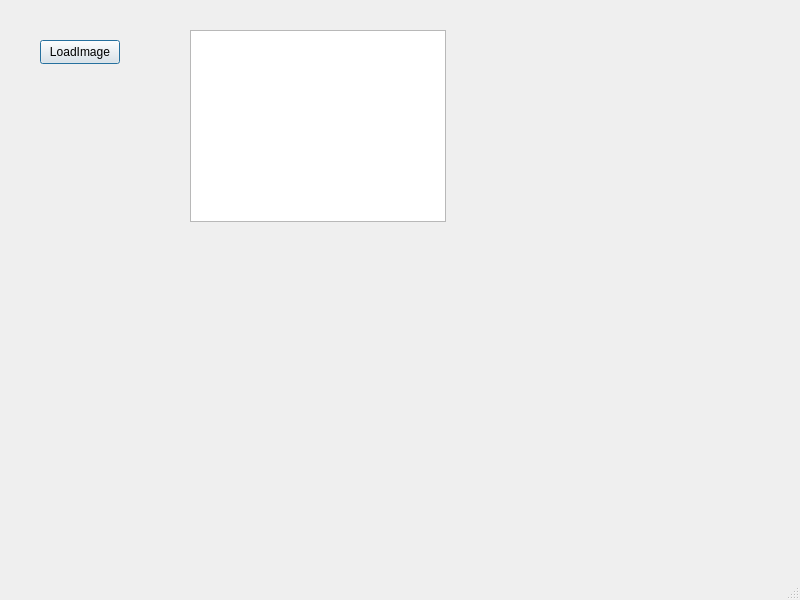
Before: the Qt Designer form ImageProcessor/mainwindow.ui in RiccardoZappa/ImageProcessor, drawn with Qt 5.
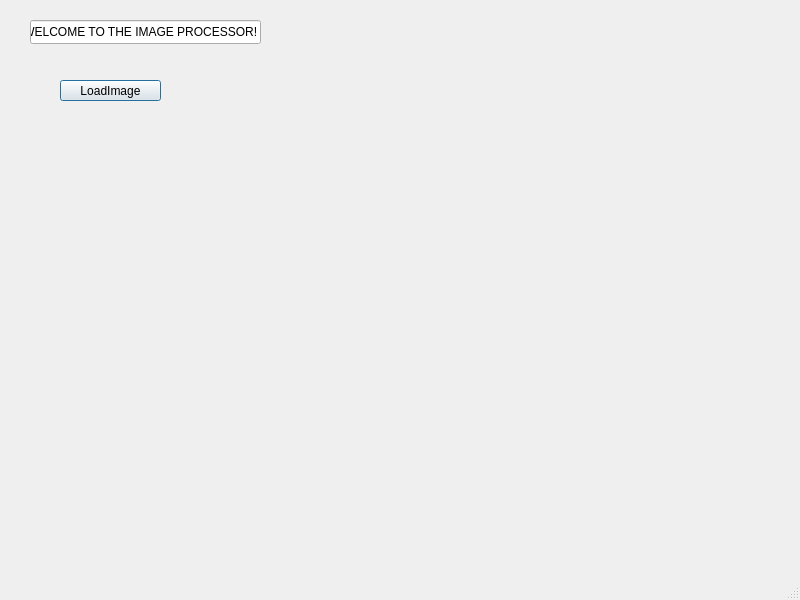
After: the same form once the commit is applied.

Commit message: added the functionality to load the LoadImage Window when pressing a button on the main window

The edit to the form file:
```diff
--- a/ImageProcessor/mainwindow.ui
+++ b/ImageProcessor/mainwindow.ui
@@ -17,10 +17,10 @@
    <widget class="QPushButton" name="LoadImage">
     <property name="geometry">
      <rect>
-      <x>40</x>
-      <y>40</y>
-      <width>80</width>
-      <height>24</height>
+      <x>60</x>
+      <y>80</y>
+      <width>101</width>
+      <height>21</height>
      </rect>
     </property>
     <property name="text">
@@ -30,15 +30,18 @@
      <bool>true</bool>
     </property>
    </widget>
-   <widget class="QColumnView" name="ImageView">
+   <widget class="QLineEdit" name="lineEdit">
     <property name="geometry">
      <rect>
-      <x>190</x>
-      <y>30</y>
-      <width>256</width>
-      <height>192</height>
+      <x>30</x>
+      <y>20</y>
+      <width>231</width>
+      <height>24</height>
      </rect>
     </property>
+    <property name="text">
+     <string> WELCOME TO THE IMAGE PROCESSOR!</string>
+    </property>
    </widget>
   </widget>
   <widget class="QMenuBar" name="menubar">
```
Left out of the diff: 2 changed lines with no effect on the pictures. The commit also changes 4 other files.
